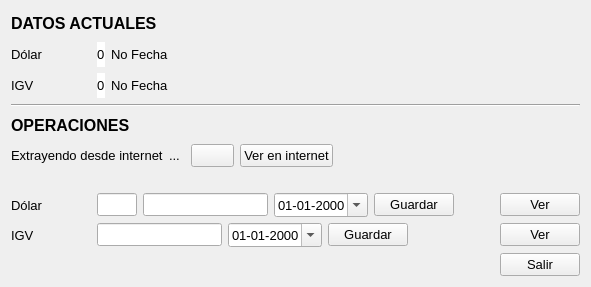
Qt form ManagerSystem/configuracion.ui (radtek/manager) before a commit.
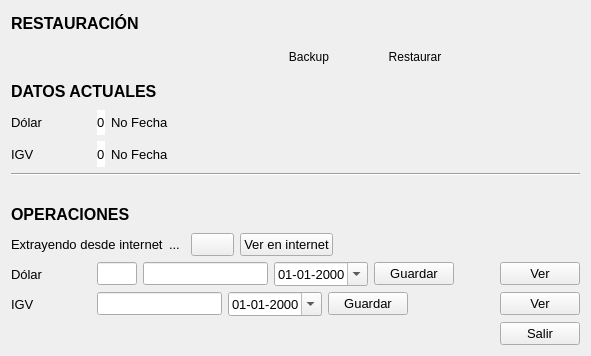
The same form after that commit. Icons and pictures are not drawn. Custom widgets are drawn as their Qt base class.

Patch:
```diff
--- a/ManagerSystem/configuracion.ui
+++ b/ManagerSystem/configuracion.ui
@@ -7,7 +7,7 @@
     <x>0</x>
     <y>0</y>
     <width>591</width>
-    <height>287</height>
+    <height>356</height>
    </rect>
   </property>
   <property name="windowTitle">
@@ -18,6 +18,267 @@
     <normaloff>:/new/Iconos/Services.png</normaloff>:/new/Iconos/Services.png</iconset>
   </property>
   <layout class="QVBoxLayout" name="verticalLayout">
+   <item>
+    <layout class="QHBoxLayout" name="horizontalLayout_10">
+     <item>
+      <widget class="QLabel" name="label_datos_2">
+       <property name="font">
+        <font>
+         <pointsize>12</pointsize>
+         <weight>75</weight>
+         <bold>true</bold>
+        </font>
+       </property>
+       <property name="text">
+        <string>RESTAURACIÓN</string>
+       </property>
+      </widget>
+     </item>
+     <item>
+      <spacer name="horizontalSpacer_13">
+       <property name="orientation">
+        <enum>Qt::Horizontal</enum>
+       </property>
+       <property name="sizeHint" stdset="0">
+        <size>
+         <width>40</width>
+         <height>20</height>
+        </size>
+       </property>
+      </spacer>
+     </item>
+    </layout>
+   </item>
+   <item>
+    <layout class="QHBoxLayout" name="horizontalLayout_9">
+     <item>
+      <spacer name="horizontalSpacer_12">
+       <property name="orientation">
+        <enum>Qt::Horizontal</enum>
+       </property>
+       <property name="sizeHint" stdset="0">
+        <size>
+         <width>40</width>
+         <height>20</height>
+        </size>
+       </property>
+      </spacer>
+     </item>
+     <item>
+      <widget class="QPushButton" name="pushButton_rollback">
+       <property name="minimumSize">
+        <size>
+         <width>30</width>
+         <height>30</height>
+        </size>
+       </property>
+       <property name="maximumSize">
+        <size>
+         <width>30</width>
+         <height>30</height>
+        </size>
+       </property>
+       <property name="toolTip">
+        <string>deshacer</string>
+       </property>
+       <property name="statusTip">
+        <string/>
+       </property>
+       <property name="whatsThis">
+        <string/>
+       </property>
+       <property name="accessibleName">
+        <string/>
+       </property>
+       <property name="accessibleDescription">
+        <string/>
+       </property>
+       <property name="text">
+        <string/>
+       </property>
+       <property name="icon">
+        <iconset resource="iconos.qrc">
+         <normaloff>:/new/Iconos/rollback.jpg</normaloff>:/new/Iconos/rollback.jpg</iconset>
+       </property>
+       <property name="iconSize">
+        <size>
+         <width>25</width>
+         <height>25</height>
+        </size>
+       </property>
+       <property name="flat">
+        <bool>true</bool>
+       </property>
+      </widget>
+     </item>
+     <item>
+      <spacer name="horizontalSpacer_32">
+       <property name="orientation">
+        <enum>Qt::Horizontal</enum>
+       </property>
+       <property name="sizeType">
+        <enum>QSizePolicy::Fixed</enum>
+       </property>
+       <property name="sizeHint" stdset="0">
+        <size>
+         <width>20</width>
+         <height>20</height>
+        </size>
+       </property>
+      </spacer>
+     </item>
+     <item>
+      <widget class="QPushButton" name="pushButton_commit">
+       <property name="minimumSize">
+        <size>
+         <width>30</width>
+         <height>0</height>
+        </size>
+       </property>
+       <property name="maximumSize">
+        <size>
+         <width>30</width>
+         <height>30</height>
+        </size>
+       </property>
+       <property name="toolTip">
+        <string>comitear</string>
+       </property>
+       <property name="text">
+        <string/>
+       </property>
+       <property name="icon">
+        <iconset resource="iconos.qrc">
+         <normaloff>:/new/Iconos/commit.jpg</normaloff>:/new/Iconos/commit.jpg</iconset>
+       </property>
+       <property name="iconSize">
+        <size>
+         <width>25</width>
+         <height>25</height>
+        </size>
+       </property>
+       <property name="flat">
+        <bool>true</bool>
+       </property>
+      </widget>
+     </item>
+     <item>
+      <spacer name="horizontalSpacer_34">
+       <property name="orientation">
+        <enum>Qt::Horizontal</enum>
+       </property>
+       <property name="sizeType">
+        <enum>QSizePolicy::Fixed</enum>
+       </property>
+       <property name="sizeHint" stdset="0">
+        <size>
+         <width>40</width>
+         <height>20</height>
+        </size>
+       </property>
+      </spacer>
+     </item>
+     <item>
+      <widget class="QPushButton" name="pushButton_backup">
+       <property name="minimumSize">
+        <size>
+         <width>0</width>
+         <height>0</height>
+        </size>
+       </property>
+       <property name="maximumSize">
+        <size>
+         <width>9999999</width>
+         <height>16777215</height>
+        </size>
+       </property>
+       <property name="toolTip">
+        <string>backup</string>
+       </property>
+       <property name="text">
+        <string>Backup</string>
+       </property>
+       <property name="icon">
+        <iconset resource="iconos.qrc">
+         <normaloff>:/new/Iconos/backup.png</normaloff>:/new/Iconos/backup.png</iconset>
+       </property>
+       <property name="iconSize">
+        <size>
+         <width>25</width>
+         <height>25</height>
+        </size>
+       </property>
+       <property name="flat">
+        <bool>true</bool>
+       </property>
+      </widget>
+     </item>
+     <item>
+      <spacer name="horizontalSpacer_35">
+       <property name="orientation">
+        <enum>Qt::Horizontal</enum>
+       </property>
+       <property name="sizeType">
+        <enum>QSizePolicy::Fixed</enum>
+       </property>
+       <property name="sizeHint" stdset="0">
+        <size>
+         <width>20</width>
+         <height>20</height>
+        </size>
+       </property>
+      </spacer>
+     </item>
+     <item>
+      <widget class="QPushButton" name="pushButton_restore">
+       <property name="minimumSize">
+        <size>
+         <width>0</width>
+         <height>0</height>
+        </size>
+       </property>
+       <property name="maximumSize">
+        <size>
+         <width>9999999</width>
+         <height>16777215</height>
+        </size>
+       </property>
+       <property name="toolTip">
+        <string>restaurar</string>
+       </property>
+       <property name="text">
+        <string>Restaurar</string>
+       </property>
+       <property name="icon">
+        <iconset resource="iconos.qrc">
+         <normaloff>:/new/Iconos/restore_2.jpg</normaloff>:/new/Iconos/restore_2.jpg</iconset>
+       </property>
+       <property name="iconSize">
+        <size>
+         <width>25</width>
+         <height>25</height>
+        </size>
+       </property>
+       <property name="flat">
+        <bool>true</bool>
+       </property>
+      </widget>
+     </item>
+     <item>
+      <spacer name="horizontalSpacer_31">
+       <property name="orientation">
+        <enum>Qt::Horizontal</enum>
+       </property>
+       <property name="sizeHint" stdset="0">
+        <size>
+         <width>40</width>
+         <height>20</height>
+        </size>
+       </property>
+      </spacer>
+     </item>
+    </layout>
+   </item>
    <item>
     <layout class="QHBoxLayout" name="horizontalLayout_2">
      <item>
@@ -224,6 +485,19 @@
      </property>
     </widget>
    </item>
+   <item>
+    <spacer name="horizontalSpacer_9">
+     <property name="orientation">
+      <enum>Qt::Horizontal</enum>
+     </property>
+     <property name="sizeHint" stdset="0">
+      <size>
+       <width>40</width>
+       <height>20</height>
+      </size>
+     </property>
+    </spacer>
+   </item>
    <item>
     <layout class="QHBoxLayout" name="horizontalLayout_6">
      <item>
@@ -336,19 +610,6 @@
      </item>
     </layout>
    </item>
-   <item>
-    <spacer name="horizontalSpacer_9">
-     <property name="orientation">
-      <enum>Qt::Horizontal</enum>
-     </property>
-     <property name="sizeHint" stdset="0">
-      <size>
-       <width>40</width>
-       <height>20</height>
-      </size>
-     </property>
-    </spacer>
-   </item>
    <item>
     <layout class="QHBoxLayout" name="horizontalLayout">
      <item>
```
Left out of the diff: 6 changed lines with no effect on the pictures.
